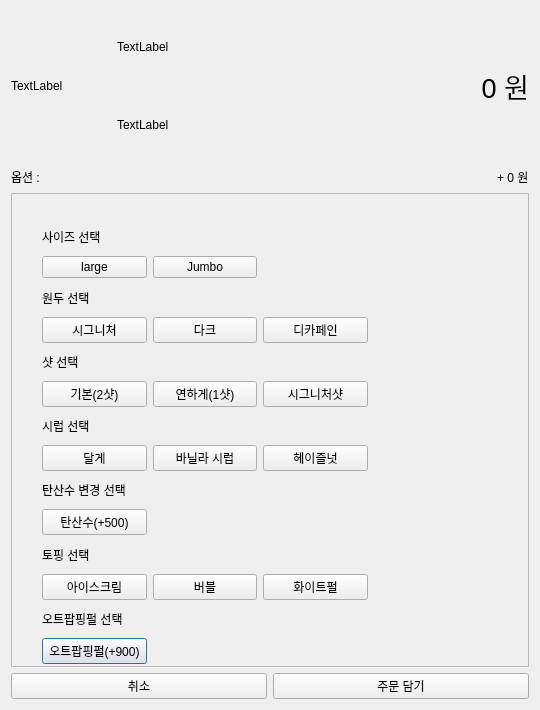
Old version of the form VentiApp/option_modal.ui in the repository minki9252/TheVentiKiosk.
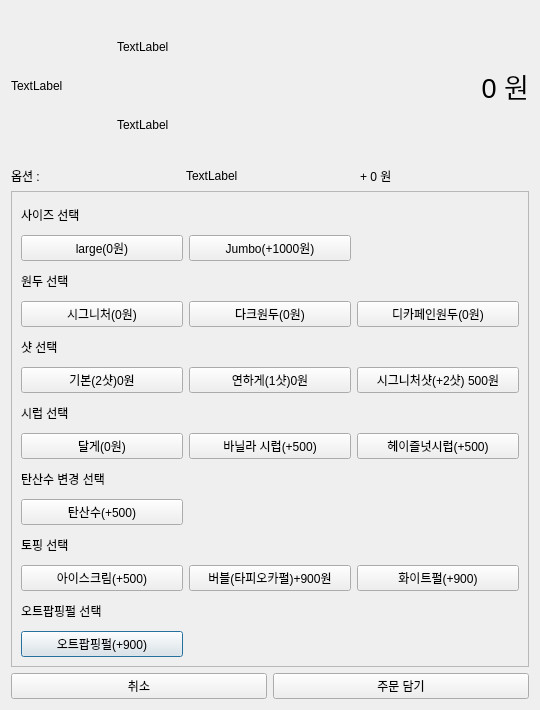
New version of the form.

Diff of the .ui file:
```diff
--- a/VentiApp/option_modal.ui
+++ b/VentiApp/option_modal.ui
@@ -101,17 +101,11 @@
       </widget>
      </item>
      <item>
-      <spacer name="horizontalSpacer_2">
-       <property name="orientation">
-        <enum>Qt::Orientation::Horizontal</enum>
+      <widget class="QLabel" name="lblOptionSummary">
+       <property name="text">
+        <string>TextLabel</string>
        </property>
-       <property name="sizeHint" stdset="0">
-        <size>
-         <width>40</width>
-         <height>20</height>
-        </size>
-       </property>
-      </spacer>
+      </widget>
      </item>
      <item>
       <widget class="QLabel" name="label">
@@ -124,6 +118,14 @@
    </item>
    <item>
     <widget class="QScrollArea" name="scrollArea">
+     <property name="styleSheet">
+      <string notr="true">/* 버튼이 체크(선택)되었을 때의 스타일 */
+QPushButton:checked {
+    background-color: #ffcc00; /* 선택되었을 때 눈에 띄는 색상 */
+    border: 2px solid #333;
+    font-weight: bold;
+}</string>
+     </property>
      <property name="widgetResizable">
       <bool>true</bool>
      </property>
@@ -136,27 +138,23 @@
         <height>464</height>
        </rect>
       </property>
-      <widget class="QWidget" name="gridLayoutWidget">
-       <property name="geometry">
-        <rect>
-         <x>30</x>
-         <y>30</y>
-         <width>326</width>
-         <height>440</height>
-        </rect>
-       </property>
+      <layout class="QVBoxLayout" name="verticalLayout_3">
+       <item>
        <layout class="QGridLayout" name="gridLayout">
         <item row="13" column="0">
          <widget class="QPushButton" name="pushButton_10">
           <property name="text">
            <string>오트팝핑펄(+900)</string>
           </property>
+           <property name="checkable">
+            <bool>true</bool>
+           </property>
          </widget>
         </item>
         <item row="5" column="0">
          <widget class="QPushButton" name="cbShotAdd">
           <property name="text">
-           <string>기본(2샷)</string>
+            <string>기본(2샷)0원</string>
           </property>
           <property name="checkable">
            <bool>true</bool>
@@ -176,14 +174,17 @@
         <item row="11" column="0">
          <widget class="QPushButton" name="pushButton_9">
           <property name="text">
-           <string>아이스크림</string>
+            <string>아이스크림(+500)</string>
+           </property>
+           <property name="checkable">
+            <bool>true</bool>
           </property>
          </widget>
         </item>
         <item row="1" column="0">
          <widget class="QPushButton" name="btnSizeLarge">
           <property name="text">
-           <string>large</string>
+            <string>large(0원)</string>
           </property>
           <property name="checkable">
            <bool>true</bool>
@@ -193,14 +194,17 @@
         <item row="3" column="2">
          <widget class="QPushButton" name="pushButton_6">
           <property name="text">
-           <string>디카페인</string>
+            <string>디카페인원두(0원)</string>
+           </property>
+           <property name="checkable">
+            <bool>true</bool>
           </property>
          </widget>
         </item>
         <item row="1" column="1">
          <widget class="QPushButton" name="btnSizeJumbo">
           <property name="text">
-           <string>Jumbo</string>
+            <string>Jumbo(+1000원)</string>
           </property>
           <property name="checkable">
            <bool>true</bool>
@@ -222,26 +226,38 @@
           <property name="text">
            <string>탄산수(+500)</string>
           </property>
+           <property name="checkable">
+            <bool>true</bool>
+           </property>
          </widget>
         </item>
         <item row="3" column="1">
          <widget class="QPushButton" name="pushButton_5">
           <property name="text">
-           <string>다크</string>
+            <string>다크원두(0원)</string>
+           </property>
+           <property name="checkable">
+            <bool>true</bool>
           </property>
          </widget>
         </item>
         <item row="7" column="0">
          <widget class="QPushButton" name="pushButton_7">
           <property name="text">
-           <string>달게</string>
+            <string>달게(0원)</string>
+           </property>
+           <property name="checkable">
+            <bool>true</bool>
           </property>
          </widget>
         </item>
         <item row="3" column="0">
          <widget class="QPushButton" name="pushButton_2">
           <property name="text">
-           <string>시그니처</string>
+            <string>시그니처(0원)</string>
+           </property>
+           <property name="checkable">
+            <bool>true</bool>
           </property>
          </widget>
         </item>
@@ -283,47 +299,66 @@
         <item row="7" column="1">
          <widget class="QPushButton" name="pushButton_11">
           <property name="text">
-           <string>바닐라 시럽</string>
+            <string>바닐라 시럽(+500)</string>
+           </property>
+           <property name="checkable">
+            <bool>true</bool>
           </property>
          </widget>
         </item>
         <item row="7" column="2">
          <widget class="QPushButton" name="pushButton_12">
           <property name="text">
-           <string>헤이즐넛</string>
+            <string>헤이즐넛시럽(+500)</string>
+           </property>
+           <property name="checkable">
+            <bool>true</bool>
           </property>
          </widget>
         </item>
         <item row="5" column="1">
          <widget class="QPushButton" name="pushButton_13">
           <property name="text">
-           <string>연하게(1샷)</string>
+            <string>연하게(1샷)0원</string>
+           </property>
+           <property name="checkable">
+            <bool>true</bool>
           </property>
          </widget>
         </item>
         <item row="5" column="2">
          <widget class="QPushButton" name="pushButton_14">
           <property name="text">
-           <string>시그니처샷</string>
+            <string>시그니처샷(+2샷) 500원</string>
+           </property>
+           <property name="checkable">
+            <bool>true</bool>
           </property>
          </widget>
         </item>
         <item row="11" column="1">
          <widget class="QPushButton" name="pushButton_15">
           <property name="text">
-           <string>버블</string>
+            <string>버블(타피오카펄)+900원</string>
+           </property>
+           <property name="checkable">
+            <bool>true</bool>
           </property>
          </widget>
         </item>
         <item row="11" column="2">
          <widget class="QPushButton" name="pushButton_16">
           <property name="text">
-           <string>화이트펄</string>
-          </property>
+            <string>화이트펄(+900)</string>
+           </property>
+           <property name="checkable">
+            <bool>true</bool>
+           </property>
          </widget>
         </item>
        </layout>
-      </widget>
+       </item>
+      </layout>
      </widget>
     </widget>
    </item>
```
Left out of the diff: 32 changed lines with no effect on the pictures. Lines whose indentation alone changed are shown as unchanged.
